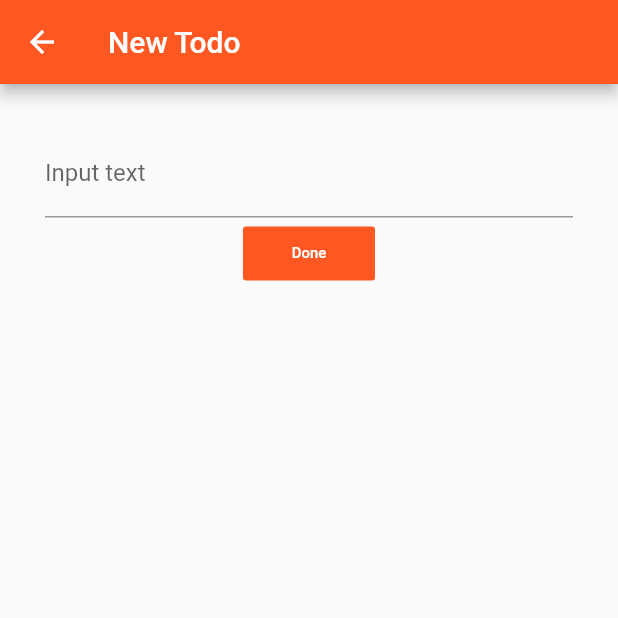
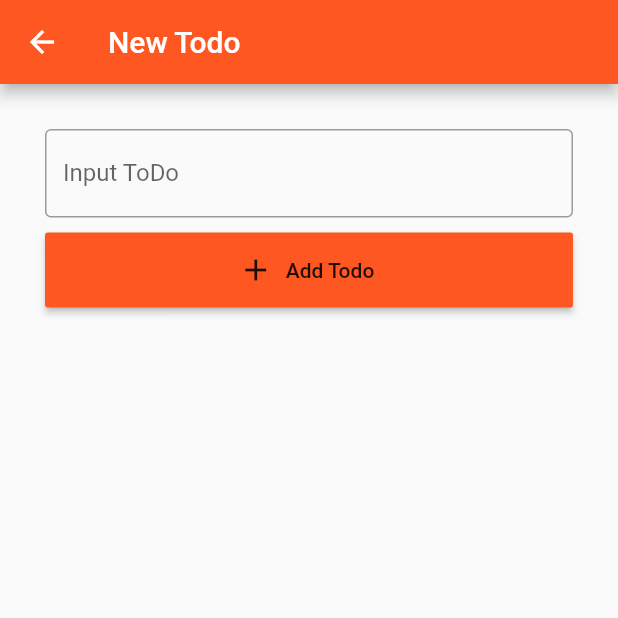
Before and after one commit to gu-tig169/gusfilax, a Flutter app: the screen it shows after launch, after a tap on the "add" icon, on a phone screen of 412 x 824 dp, the top half of it. Run offline on Flutter 3.47's test engine with Material 2 defaults, Android fonts, the phone set to English and light mode, and no system bars.

Commit message:
bättre kod

```diff
--- a/lib/main.dart
+++ b/lib/main.dart
@@ -1,90 +1,48 @@
 import 'package:flutter/material.dart';
-import 'dart:async';
-import 'package:meta/meta.dart';
 
-class Terminal {
-  final String id;
+class Todo {
+  final String task;
 
-  Terminal({
-    this.id,
-  });
-}
-
-class Task {
-  final String title;
-
-  Task({this.title});
+  Todo(this.task);
 }
 
 void main() {
   runApp(MaterialApp(
-    theme: ThemeData(
-      accentColor: Colors.deepOrange,
-    ),
-    home: MyApp(),
+    home: ToDoApp(),
   ));
 }
 
-class MyApp extends StatefulWidget {
-  final String value;
-
-  MyApp({Key key, this.value}) : super(key: key);
-
+class ToDoApp extends StatefulWidget {
   @override
-  MyAppState createState() => new MyAppState();
+  ToDoAppState createState() => new ToDoAppState();
 }
 
-class MyAppState extends State<MyApp> {
-  var values = Expanded(flex: 1, child: MyTerminal());
-
+class ToDoAppState extends State<ToDoApp> {
   @override
   Widget build(BuildContext context) {
     return new Scaffold(
       appBar: AppBar(
         backgroundColor: Colors.deepOrange,
         title: Text("ToDo"),
-      ),
-      drawer: Drawer(
-        child: ListView(
-          padding: EdgeInsets.zero,
-          children: <Widget>[
-            DrawerHeader(
-              child: Text("Sort",
-                  style: TextStyle(fontSize: 25, color: Colors.white)),
-              decoration: BoxDecoration(
-                color: Colors.deepOrange,
-              ),
-            ),
-            ListTile(
-              title: Text("All"),
-              onTap: () {},
-            ),
-            ListTile(
-              title: Text("Completed"),
-              onTap: () {},
-            ),
-            ListTile(
-              title: Text("Uncompleted"),
-              onTap: () {},
-            ),
+        actions: [
+          MyDropdownWidget(),
         ],
       ),
-      ),
-      body: Center(
-        child: Column(
-          mainAxisAlignment: MainAxisAlignment.center,
-          children: <Widget>[
-            Expanded(flex: 1, child: MyTerminal()),
+      body: ListView(
+        children: [
+          ListTile(
+            leading: Icon(Icons.delete),
+            title: Text("task1"),
+            trailing: Icon(Icons.check_box_outline_blank),
+          )
         ],
       ),
-      ),
       floatingActionButton: FloatingActionButton(
+        backgroundColor: Colors.deepOrange,
         onPressed: () {
           Navigator.push(
             context,
-            MaterialPageRoute(
-              builder: (context) => MyTextInput(),
-            ),
+            MaterialPageRoute(builder: (context) => ToDoInput()),
           );
         },
         child: Icon(Icons.add),
@@ -93,15 +51,52 @@ class MyAppState extends State<MyApp> {
   }
 }
 
-class MyTextInput extends StatefulWidget {
+class MyDropdownWidget extends StatefulWidget {
+  MyDropdownWidget({Key key}) : super(key: key);
+
   @override
-  MyTextInputState createState() => MyTextInputState();
+  _MyDropdownWidgetState createState() => _MyDropdownWidgetState();
 }
 
-class MyTextInputState extends State<MyTextInput> {
-  String textInput;
+class _MyDropdownWidgetState extends State<MyDropdownWidget> {
+  String dropdownValue = 'All';
 
-  String result = "";
+  @override
+  Widget build(BuildContext context) {
+    return DropdownButton<String>(
+      iconSize: 24.0,
+      value: dropdownValue,
+      dropdownColor: Colors.white,
+      onChanged: (String newValue) {
+        setState(() {
+          dropdownValue = newValue;
+        });
+      },
+      items: <String>[
+        'All',
+        'Done',
+        'ToDo',
+      ].map<DropdownMenuItem<String>>((String value) {
+        return DropdownMenuItem<String>(
+          value: value,
+          child: Text(value,
+              style: TextStyle(
+                  color: Colors.black,
+                  fontWeight: FontWeight.bold,
+                  fontSize: 15)),
+        );
+      }).toList(),
+    );
+  }
+}
+
+class ToDoInput extends StatefulWidget {
+  @override
+  ToDoInputState createState() => ToDoInputState();
+}
+
+class ToDoInputState extends State<ToDoInput> {
+  String inputResult = "";
 
   @override
   Widget build(BuildContext context) {
@@ -112,109 +107,32 @@ class MyTextInputState extends State<MyTextInput> {
       ),
       body: Container(
         padding: EdgeInsets.all(30.0),
-        child: Center(
         child: Column(
           children: [
             TextField(
+              onChanged: (String str) {
+                inputResult = str;
+              },
               decoration: InputDecoration(
-                  labelText: 'Input text',
+                border: OutlineInputBorder(),
+                labelText: 'Input ToDo',
               ),
-                onChanged: (val) {
-                  textInput = val;
+            ),
+            SizedBox(height: 10),
+            ButtonTheme(
+                minWidth: 380.0,
+                height: 50.0,
+                buttonColor: Colors.deepOrange,
+                child: RaisedButton.icon(
+                  icon: Icon(Icons.add),
+                  onPressed: () {
+                    print(inputResult);
                   },
-              ),
-              FlatButton(
-                padding: EdgeInsets.all(10.0),
-                textColor: Colors.white,
-                child: Text('Done', style: TextStyle(fontSize: 10.0)),
-                color: Colors.deepOrange,
-                onPressed: () {
-                  events.add(Terminal(
-                    id: textInput,
-                  ));
-                },
-              ),
+                  label: Text("Add Todo"),
+                )),
           ],
-          ),
         ),
       ),
     );
   }
 }
-
-class MyTerminal extends StatefulWidget {
-  @override
-  _MyTerminalState createState() => _MyTerminalState();
-}
-
-StreamController<Terminal> events = StreamController<Terminal>();
-
-final myController = TextEditingController();
-
-class _MyTerminalState extends State<MyTerminal> {
-  final notifications = [
-    NotificationSetting(title: "Köp socker"),
-    NotificationSetting(title: "Tvätta golvet")
-  ];
-
-  final List<Terminal> terminalNodes = [];
-
-  initState() {
-    events.stream.listen((data) {
-      terminalNodes.add(data);
-      setState(() {});
-    });
-  }
-
-  @override
-  Widget build(BuildContext context) {
-    return SingleChildScrollView(
-      child: Container(
-        child: Column(
-          children: terminalNodes.map((node) {
-            return Column(
-              children: [
-                ...notifications.map(buildSingleCheckboxListTile).toList(),
-              ],
-            );
-          }).toList(),
-        ),
-      ),
-    );
-  }
-
-  Widget buildSingleCheckboxListTile(NotificationSetting notification) =>
-      buildCheckboxListTile(
-        notification: notification,
-        onClicked: () {
-          setState(() {
-            final newValue = !notification.value;
-            notification.value = newValue;
-          });
-        },
-      );
-
-  Widget buildCheckboxListTile({
-    @required NotificationSetting notification,
-    @required VoidCallback onClicked,
-  }) =>
-      ListTile(
-        onTap: onClicked,
-        leading: Checkbox(
-          value: notification.value,
-          onChanged: (value) => onClicked(),
-        ),
-        title: Text(notification.title),
-        trailing: Icon(Icons.delete),
-      );
-}
-
-class NotificationSetting {
-  String title;
-  bool value;
-
-  NotificationSetting({
-    @required this.title,
-    this.value = false,
-  });
-}
```
Also changed, not shown: 1 other file. Lines whose indentation alone changed are shown as unchanged.
